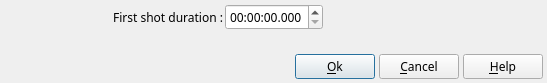
First picture: the form in src/ffDiaporama/DlgSlide/DlgSlideDuration.ui, repository boenki/ffdiaporama, before the edit.
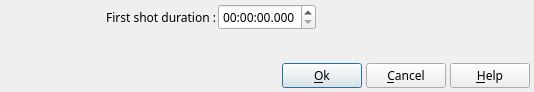
Second picture: the form after the edit. Icons and pictures are not drawn.

The edit to the form file:
```diff
--- a/src/ffDiaporama/DlgSlide/DlgSlideDuration.ui
+++ b/src/ffDiaporama/DlgSlide/DlgSlideDuration.ui
@@ -6,8 +6,8 @@
    <rect>
     <x>0</x>
     <y>0</y>
-    <width>547</width>
-    <height>83</height>
+    <width>534</width>
+    <height>92</height>
    </rect>
   </property>
   <property name="font">
```
Left out of the diff: 4 changed lines with no effect on the pictures.
